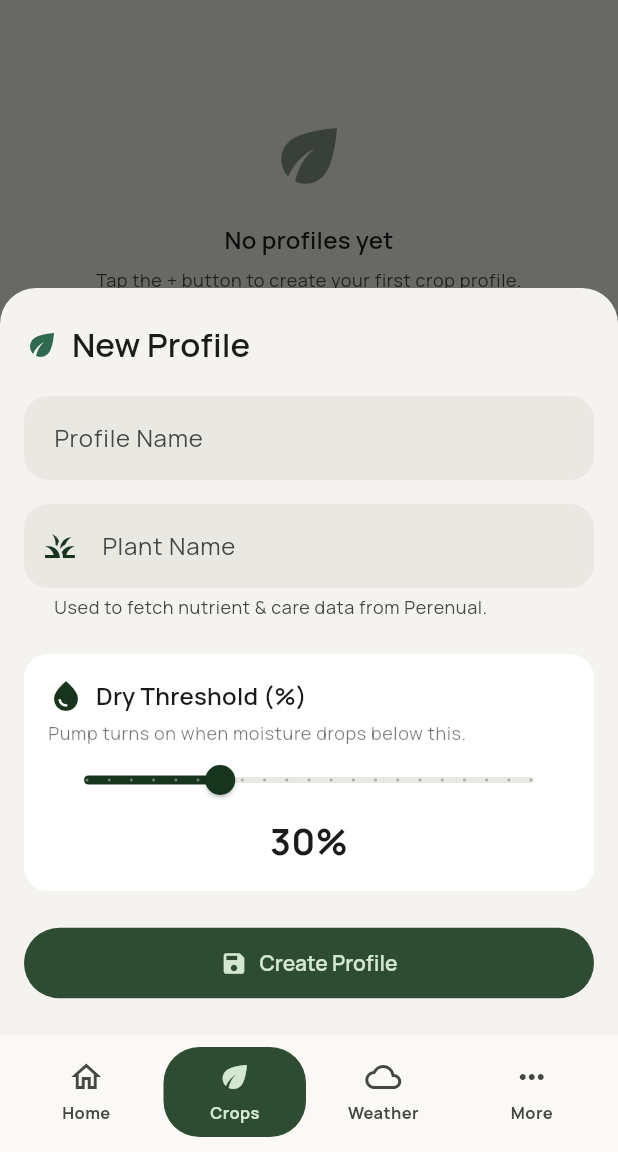
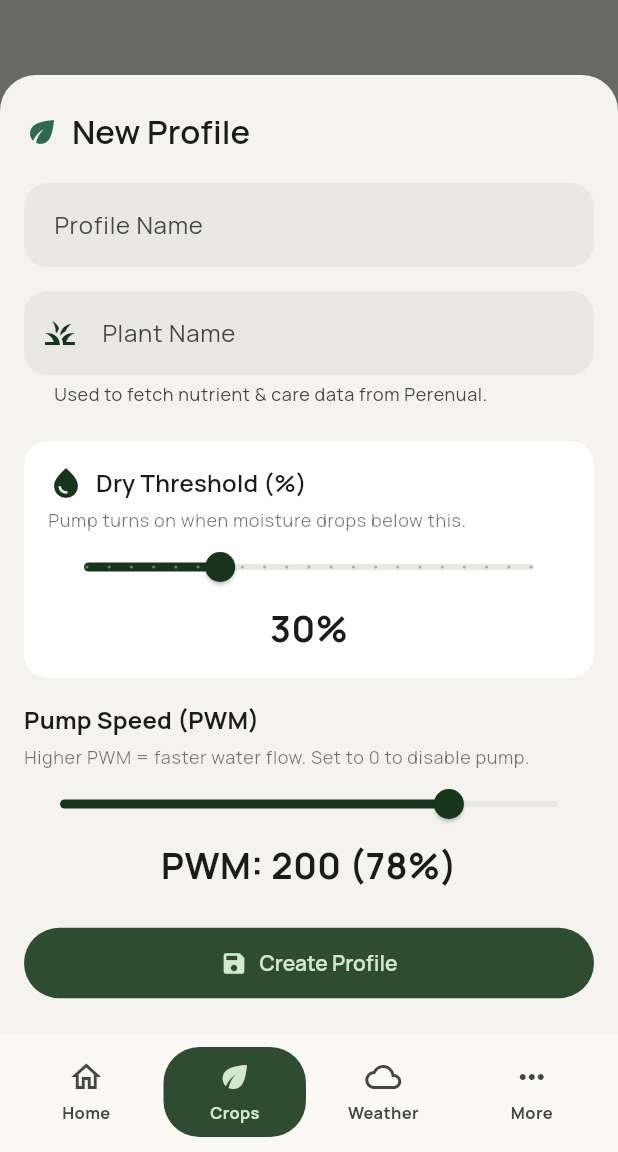
Before and after one commit to FoureyedPAL01/SISSv2, a Flutter app: the CropProfilesScreen screen opened by its route, after a tap on "Add Profile", on a phone screen of 412 x 824 dp, the part 84-1236 px from its top. Run offline on Flutter 3.47's test engine with Material 3 defaults, Android fonts, the light colour scheme and no system bars; our stand-ins replace firebase_core, firebase_messaging, fl_chart, flutter_dotenv, flutter_local_notifications, flutter_svg and 3 more; missing offline and left inert: mqtt_client; accounts and stored records are empty; project files that could hold a hidden picture were left out.

Commit message:
feat: PWM pump control UI, MQTT service update, icon consolidation
- Add PWM speed slider to dashboard pump card (0-255 range with % display)
- Update _sendCommand to pass PWM value via MQTT and device_commands
- Update mqtt_service to include PWM value in payload
- Update crop_profiles_screen with PWM duty cycle support
- Update send-alert-notification edge function
- Replace compass/ray/try1 icons with consolidated master.png
- Add documentation: PWM pump control, sensor calibration, SQL migration

```diff
--- a/app/lib/screens/crop_profiles_screen.dart
+++ b/app/lib/screens/crop_profiles_screen.dart
@@ -23,6 +23,7 @@ class _Profile {
   final String name;
   final String plantName;
   final double minMoisture;
+  final int pwmDuty;
   final DateTime? perenualCachedAt;
   final Map<String, dynamic>? perenualData;
 
@@ -31,6 +32,7 @@ class _Profile {
     required this.name,
     required this.plantName,
     required this.minMoisture,
+    this.pwmDuty = 200,
     this.perenualCachedAt,
     this.perenualData,
   });
@@ -40,6 +42,7 @@ class _Profile {
     name: (m['name'] as String?) ?? 'Unnamed Profile',
     plantName: (m['plant_name'] as String?) ?? '',
     minMoisture: (m['min_moisture'] as num?)?.toDouble() ?? 30.0,
+    pwmDuty: (m['pwm_duty'] as num?)?.toInt() ?? 200,
     perenualCachedAt: m['perenual_cached_at'] != null
         ? DateTime.parse(m['perenual_cached_at'] as String).toLocal()
         : null,
@@ -82,7 +85,7 @@ class _CropProfilesScreenState extends State<CropProfilesScreen>
           await Supabase.instance.client
                   .from('crop_profiles')
                   .select(
-                    'id, name, plant_name, min_moisture, perenual_cached_at, perenual_data',
+                    'id, name, plant_name, min_moisture, pwm_duty, perenual_cached_at, perenual_data',
                   )
                   .eq('user_id', userId)
                   .order('id', ascending: true)
@@ -756,6 +759,7 @@ class _ProfileSheetState extends State<_ProfileSheet> {
   final _plantController = TextEditingController();
 
   double _threshold = 30.0;
+  double _pwmDuty = 200.0;
   bool _saving = false;
 
   // Inline validation state — replaces Form validator.
@@ -766,10 +770,11 @@ class _ProfileSheetState extends State<_ProfileSheet> {
   @override
   void initState() {
     super.initState();
-    if (_isEdit) {
+    if (_isEdit && widget.existing != null) {
       _nameController.text = widget.existing!.name;
       _plantController.text = widget.existing!.plantName;
       _threshold = widget.existing!.minMoisture;
+      _pwmDuty = widget.existing!.pwmDuty.toDouble();
     }
     // Clear the name error as soon as the user types.
     _nameController.addListener(() {
@@ -814,6 +819,7 @@ class _ProfileSheetState extends State<_ProfileSheet> {
               'name': name,
               'plant_name': plantName.isNotEmpty ? plantName : null,
               'min_moisture': _threshold,
+              'pwm_duty': _pwmDuty.round(),
               if (plantChanged) 'perenual_data': null,
               if (plantChanged) 'perenual_species_id': null,
               if (plantChanged) 'perenual_cached_at': null,
@@ -825,6 +831,7 @@ class _ProfileSheetState extends State<_ProfileSheet> {
           'name': name,
           'plant_name': plantName.isNotEmpty ? plantName : null,
           'min_moisture': _threshold,
+          'pwm_duty': _pwmDuty.round(),
         });
       }
 
@@ -954,6 +961,44 @@ class _ProfileSheetState extends State<_ProfileSheet> {
                 ),
               ),
             ),
+            const SizedBox(height: 16),
+
+            // PWM Duty setting
+            Column(
+              crossAxisAlignment: CrossAxisAlignment.start,
+              children: [
+                Text(
+                  'Pump Speed (PWM)',
+                  style: Theme.of(context).textTheme.titleMedium?.copyWith(
+                    fontWeight: FontWeight.bold,
+                  ),
+                ),
+                const SizedBox(height: 4),
+                Text(
+                  'Higher PWM = faster water flow. Set to 0 to disable pump.',
+                  style: Theme.of(context).textTheme.bodySmall?.copyWith(
+                    color: colors.onSurface.withValues(alpha: 0.6),
+                  ),
+                ),
+                Slider(
+                  value: _pwmDuty,
+                  min: 0,
+                  max: 255,
+                  divisions: 255,
+                  label: '${(_pwmDuty * 100 / 255).round()}%',
+                  onChanged: (v) => setState(() => _pwmDuty = v),
+                ),
+                Center(
+                  child: Text(
+                    'PWM: ${_pwmDuty.round()} (${(_pwmDuty * 100 / 255).round()}%)',
+                    style: const TextStyle(
+                      fontSize: 24,
+                      fontWeight: FontWeight.bold,
+                    ),
+                  ),
+                ),
+              ],
+            ),
             const SizedBox(height: 24),
 
             // Save
```
Also changed, not shown: app/lib/screens/dashboard_screen.dart (+54 -6 lines), app/lib/services/mqtt_service.dart (+18 -10 lines), app/assets/icon/compass.jpg (deleted), app/assets/icon/compass3.jpg (deleted), app/assets/icon/master.png (added), app/assets/icon/try1.jpg (deleted), 4 other files.
